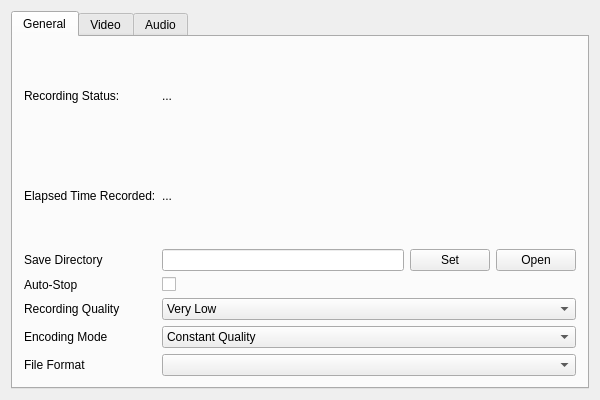
Old version of the form src/plugins/device/VideoDevicePlugin/VideoDeviceRecordingPropertiesWidget/videodevicerecordingpropertieswidget.ui in the repository m-riley04/ModularSensorSystem.
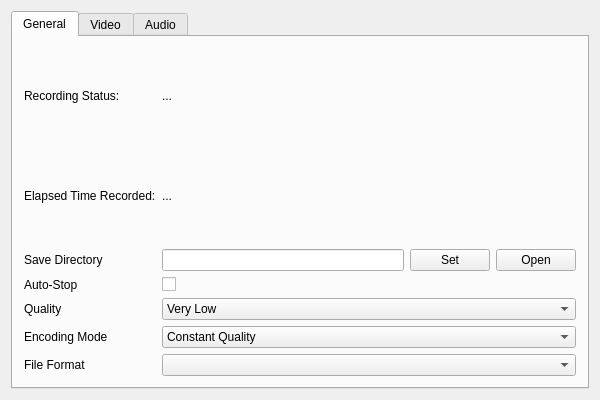
New version of the form.

```diff
--- a/src/plugins/device/VideoDevicePlugin/VideoDeviceRecordingPropertiesWidget/videodevicerecordingpropertieswidget.ui
+++ b/src/plugins/device/VideoDevicePlugin/VideoDeviceRecordingPropertiesWidget/videodevicerecordingpropertieswidget.ui
@@ -157,7 +157,7 @@
        <item row="4" column="0">
         <widget class="QLabel" name="label_3">
          <property name="text">
-          <string>Recording Quality</string>
+          <string>Quality</string>
          </property>
         </widget>
        </item>
```
